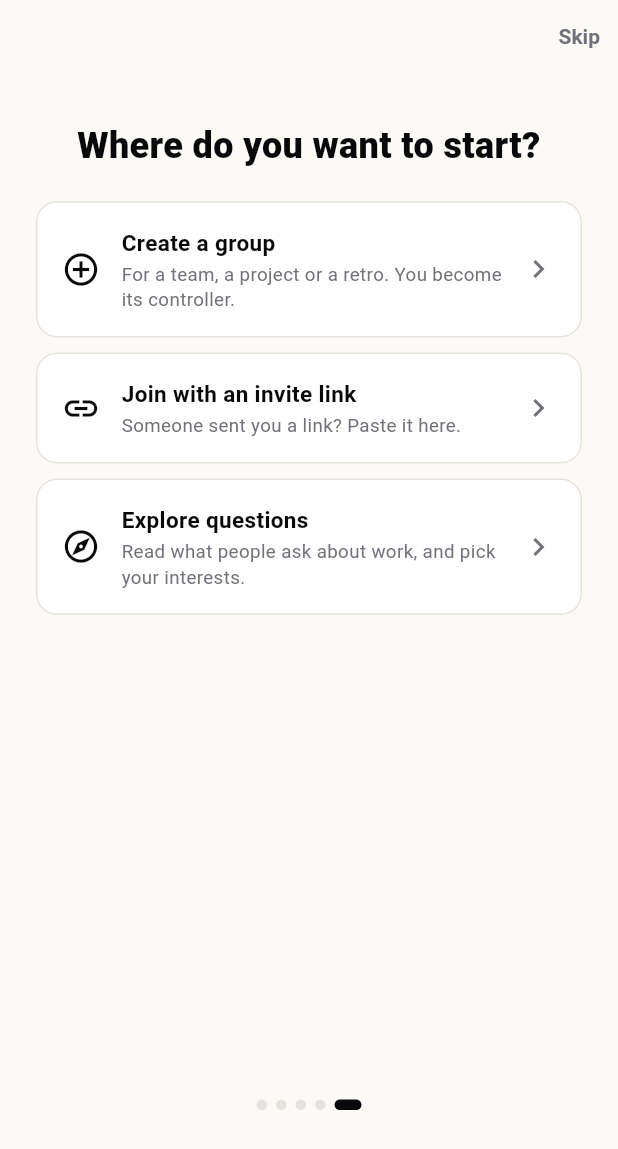
After one commit to Oscar-man-shrestha/Talk-It-Out, a Flutter app: the WelcomeScreen screen opened by its route, swiped to page 5, on a phone screen of 412 x 824 dp. The commit adds this screen. Shown: the top 1149 px of the screen. Run offline on Flutter 3.47's test engine with Material 3 defaults, Android fonts, the phone set to English and light mode, and no system bars; our stand-ins replace dio, flutter_riverpod, flutter_secure_storage, freezed_annotation, go_router, google_sign_in and 3 more; missing offline and left inert: dart:html, dart:js_interop, google_sign_in_web; accounts and stored records are empty.

Commit message:
Onboarding and empty states: welcome tour, helpful empty screens, join with a pasted link
- /welcome: shown once after creating an account (4 pages, then create,
  join with a link or explore); never for sign-ins; invite links win
- Shared EmptyState widget; Groups, Notifications and My messages explain
  themselves and offer next steps
- Paste an invite link or code to open the Join screen
- Fixed: the paste box disposed its text field while still closing

```diff
--- a/lib/features/auth/session_controller.dart
+++ b/lib/features/auth/session_controller.dart
@@ -54,6 +54,8 @@ class SessionNotifier extends AsyncNotifier<User?> {
     final session = await ref
         .read(authRepositoryProvider)
         .register(name: name, email: email, password: password);
+    // A brand-new account sees the welcome tour once (`/welcome`).
+    ref.read(justRegisteredProvider.notifier).mark(true);
     await _storeSession(session);
   }
 
@@ -133,3 +135,16 @@ class SessionNotifier extends AsyncNotifier<User?> {
 final sessionProvider = AsyncNotifierProvider<SessionNotifier, User?>(
   SessionNotifier.new,
 );
+
+/// True between creating an account and finishing (or skipping) the
+/// welcome tour. Kept in memory: people who sign in again never see it.
+class JustRegisteredNotifier extends Notifier<bool> {
+  @override
+  bool build() => false;
+
+  void mark(bool value) => state = value;
+}
+
+final justRegisteredProvider = NotifierProvider<JustRegisteredNotifier, bool>(
+  JustRegisteredNotifier.new,
+);
--- a/lib/features/groups/groups_screen.dart
+++ b/lib/features/groups/groups_screen.dart
@@ -13,6 +13,8 @@ import 'package:talk_it_out/features/groups/group_providers.dart';
 import 'package:talk_it_out/features/profile/profile_state.dart';
 import 'package:talk_it_out/core/ui/brand.dart';
 import 'package:talk_it_out/features/groups/group_chat_screen.dart';
+import 'package:talk_it_out/core/ui/empty_state.dart';
+import 'package:talk_it_out/features/invites/join_with_link.dart';
 
 const _border = Brand.border;
 const _ink = Brand.ink;
@@ -1011,11 +1013,41 @@ class _EmptyGroupsView extends StatelessWidget {
 
   @override
   Widget build(BuildContext context) {
-    return const Center(
-      child: Padding(
-        padding: EdgeInsets.all(24),
-        child: Text(AppStrings.groupsEmpty, textAlign: TextAlign.center),
-      ),
+    return EmptyState(
+      key: const ValueKey('groups-empty'),
+      icon: Icons.diversity_3_outlined,
+      title: 'Start your first safe space',
+      body: AppStrings.groupsEmpty,
+      points: const [
+        (
+          Icons.visibility_off_outlined,
+          'Members can write anonymously. Only the controller sees who sent it.',
+        ),
+        (Icons.auto_awesome, 'Every message is rewritten in a calm tone.'),
+        (
+          Icons.verified_user_outlined,
+          'The controller reviews each message before the group sees it.',
+        ),
+      ],
+      actions: [
+        EmptyAction(
+          'Create a group',
+          () => context.push('/groups/new'),
+          icon: Icons.add,
+          key: const ValueKey('groups-empty-create'),
+        ),
+        EmptyAction(
+          'Join with an invite link',
+          () => showJoinWithLinkDialog(context),
+          icon: Icons.link,
+          key: const ValueKey('groups-empty-join'),
+        ),
+        EmptyAction(
+          'Explore questions',
+          () => context.go('/feed'),
+          icon: Icons.explore_outlined,
+        ),
+      ],
     );
   }
 }
--- /dev/null
+++ b/lib/features/onboarding/welcome_screen.dart
@@ -0,0 +1,334 @@
+import 'package:flutter/material.dart';
+import 'package:flutter_riverpod/flutter_riverpod.dart';
+import 'package:go_router/go_router.dart';
+import 'package:talk_it_out/core/ui/brand.dart';
+import 'package:talk_it_out/features/auth/session_controller.dart';
+import 'package:talk_it_out/features/invites/join_with_link.dart';
+
+class _Page {
+  const _Page(this.icon, this.title, this.body);
+
+  final IconData icon;
+  final String title;
+  final String body;
+}
+
+// The anonymity wording must stay exact: the controller can see senders.
+const _pages = [
+  _Page(
+    Icons.visibility_off_outlined,
+    'Say what matters, safely',
+    'Send messages in a group with your name or anonymously. Anonymous messages '
+        'are hidden from the group but visible to the controller who reviews them.',
+  ),
+  _Page(
+    Icons.auto_awesome,
+    'Calm words, same point',
+    'Before anyone reads it, an AI rewrites your message in a calm tone. Preview '
+        'the wording first, and get a gentle hint while you type.',
+  ),
+  _Page(
+    Icons.verified_user_outlined,
+    'Nothing goes out unchecked',
+    "The group's controller sees your original next to the rewrite and decides "
+        'what is published. Other members never see your original words.',
+  ),
+  _Page(
+    Icons.forum_outlined,
+    'Ask the community',
+    'A public Q&A for work questions: pay, managers, burnout and more. Your name is '
+        'always shown there. For You learns what you care about.',
+  ),
+];
+
+/// The welcome tour, shown once to a brand-new account (`/welcome`).
+class WelcomeScreen extends ConsumerStatefulWidget {
+  const WelcomeScreen({super.key});
+
+  @override
+  ConsumerState<WelcomeScreen> createState() => _WelcomeScreenState();
+}
+
+class _WelcomeScreenState extends ConsumerState<WelcomeScreen> {
+  final _pager = PageController();
+  var _index = 0;
+
+  bool get _last => _index == _pages.length;
+
+  @override
+  void dispose() {
+    _pager.dispose();
+    super.dispose();
+  }
+
+  void _done(String to) {
+    ref.read(justRegisteredProvider.notifier).mark(false);
+    context.go(to);
+  }
+
+  void _next() => _pager.nextPage(
+    duration: const Duration(milliseconds: 260),
+    curve: Curves.easeOut,
+  );
+
+  @override
+  Widget build(BuildContext context) {
+    final name = ref.watch(sessionProvider).value?.name.split(' ').first ?? '';
+    return Scaffold(
+      backgroundColor: Brand.canvas,
+      body: SafeArea(
+        child: Center(
+          child: ConstrainedBox(
+            constraints: const BoxConstraints(maxWidth: 480),
+            child: Column(
+              children: [
+                Align(
+                  alignment: Alignment.centerRight,
+                  child: TextButton(
+                    key: const ValueKey('welcome-skip'),
+                    onPressed: () => _done('/groups'),
+                    child: const Text(
+                      'Skip',
+                      style: TextStyle(color: Brand.inkSoft),
+                    ),
+                  ),
+                ),
+                Expanded(
+                  child: PageView(
+                    controller: _pager,
+                    onPageChanged: (i) => setState(() => _index = i),
+                    children: [
+                      for (final (i, p) in _pages.indexed)
+                        _PageView(
+                          page: p,
+                          greeting: i == 0 && name.isNotEmpty
+                              ? 'Welcome, $name'
+                              : null,
+                        ),
+                      _StartView(
+                        onCreate: () => _done('/groups/new'),
+                        onJoin: () {
+                          ref.read(justRegisteredProvider.notifier).mark(false);
+                          showJoinWithLinkDialog(context);
+                        },
+                        onExplore: () => _done('/feed'),
+                      ),
+                    ],
+                  ),
+                ),
+                Row(
+                  mainAxisAlignment: MainAxisAlignment.center,
+                  children: [
+                    for (var i = 0; i <= _pages.length; i++)
+                      AnimatedContainer(
+                        duration: const Duration(milliseconds: 200),
+                        margin: const EdgeInsets.symmetric(horizontal: 3),
+                        width: i == _index ? 18 : 7,
+                        height: 7,
+                        decoration: BoxDecoration(
+                          color: i == _index ? Brand.ink : Brand.border,
+                          borderRadius: BorderRadius.circular(4),
+                        ),
+                      ),
+                  ],
+                ),
+                Padding(
+                  padding: const EdgeInsets.fromLTRB(24, 16, 24, 20),
+                  child: _last
+                      ? const SizedBox(height: 48)
+                      : FilledButton(
+                          key: const ValueKey('welcome-next'),
+                          onPressed: _next,
+                          style: FilledButton.styleFrom(
+                            backgroundColor: Brand.ink,
+                            minimumSize: const Size.fromHeight(48),
+                            shape: RoundedRectangleBorder(
+                              borderRadius: BorderRadius.circular(12),
+                            ),
+                          ),
+                          child: Text(
+                            _index == _pages.length - 1
+                                ? 'Get started'
+                                : 'Next',
+                          ),
+                        ),
+                ),
+              ],
+            ),
+          ),
+        ),
+      ),
+    );
+  }
+}
+
+class _PageView extends StatelessWidget {
+  const _PageView({required this.page, this.greeting});
+
+  final _Page page;
+  final String? greeting;
+
+  @override
+  Widget build(BuildContext context) {
+    return SingleChildScrollView(
+      padding: const EdgeInsets.symmetric(horizontal: 28, vertical: 24),
+      child: Column(
+        children: [
+          const SizedBox(height: 24),
+          Container(
+            width: 112,
+            height: 112,
+            decoration: const BoxDecoration(
+              color: Brand.ink,
+              shape: BoxShape.circle,
+            ),
+            child: Icon(page.icon, size: 50, color: Colors.white),
+          ),
+          const SizedBox(height: 28),
+          if (greeting != null) ...[
+            Text(
+              greeting!,
+              style: const TextStyle(fontSize: 15, color: Brand.inkSoft),
+            ),
+            const SizedBox(height: 6),
+          ],
+          Text(
+            page.title,
+            textAlign: TextAlign.center,
+            style: const TextStyle(
+              fontSize: 26,
+              fontWeight: FontWeight.w800,
+              height: 1.15,
+              color: Brand.ink,
+            ),
+          ),
+          const SizedBox(height: 12),
+          Text(
+            page.body,
+            textAlign: TextAlign.center,
+            style: const TextStyle(
+              fontSize: 15.5,
+              height: 1.5,
+              color: Brand.inkSoft,
+            ),
+          ),
+        ],
+      ),
+    );
+  }
+}
+
+class _StartView extends StatelessWidget {
+  const _StartView({
+    required this.onCreate,
+    required this.onJoin,
+    required this.onExplore,
+  });
+
+  final VoidCallback onCreate;
+  final VoidCallback onJoin;
+  final VoidCallback onExplore;
+
+  @override
+  Widget build(BuildContext context) {
+    Widget option(
+      Key key,
+      IconData icon,
+      String title,
+      String body,
+      VoidCallback onTap,
+    ) {
+      return Padding(
+        padding: const EdgeInsets.only(bottom: 10),
+        child: Material(
+          color: Colors.white,
+          borderRadius: BorderRadius.circular(14),
+          child: InkWell(
+            key: key,
+            onTap: onTap,
+            borderRadius: BorderRadius.circular(14),
+            child: Container(
+              padding: const EdgeInsets.all(16),
+              decoration: BoxDecoration(
+                borderRadius: BorderRadius.circular(14),
+                border: Border.all(color: Brand.border),
+              ),
+              child: Row(
+                children: [
+                  Icon(icon, size: 26, color: Brand.ink),
+                  const SizedBox(width: 14),
+                  Expanded(
+                    child: Column(
+                      crossAxisAlignment: CrossAxisAlignment.start,
+                      children: [
+                        Text(
+                          title,
+                          style: const TextStyle(
+                            fontSize: 15,
+                            fontWeight: FontWeight.w700,
+                            color: Brand.ink,
+                          ),
+                        ),
+                        const SizedBox(height: 2),
+                        Text(
+                          body,
+                          style: const TextStyle(
+                            fontSize: 12.5,
+                            height: 1.35,
+                            color: Brand.inkSoft,
+                          ),
+                        ),
+                      ],
+                    ),
+                  ),
+                  const Icon(Icons.chevron_right, color: Brand.inkSoft),
+                ],
+              ),
+            ),
+          ),
+        ),
+      );
+    }
+
+    return SingleChildScrollView(
+      padding: const EdgeInsets.symmetric(horizontal: 24, vertical: 24),
+      child: Column(
+        crossAxisAlignment: CrossAxisAlignment.stretch,
+        children: [
+          const SizedBox(height: 8),
+          const Text(
+            'Where do you want to start?',
+            textAlign: TextAlign.center,
+            style: TextStyle(
+              fontSize: 24,
+              fontWeight: FontWeight.w800,
+              color: Brand.ink,
+            ),
+          ),
+          const SizedBox(height: 20),
+          option(
+            const ValueKey('welcome-create'),
+            Icons.add_circle_outline,
+            'Create a group',
+            'For a team, a project or a retro. You become its controller.',
+            onCreate,
+          ),
+          option(
+            const ValueKey('welcome-join'),
+            Icons.link,
+            'Join with an invite link',
+            'Someone sent you a link? Paste it here.',
+            onJoin,
+          ),
+          option(
+            const ValueKey('welcome-explore'),
+            Icons.explore_outlined,
+            'Explore questions',
+            'Read what people ask about work, and pick your interests.',
+            onExplore,
+          ),
+        ],
+      ),
+    );
+  }
+}
```
Also changed, not shown: lib/app/router.dart (+11 -1 lines), lib/core/ui/empty_state.dart (added, +168 -0 lines), lib/features/groups/my_messages_screen.dart (+17 -1 lines), lib/features/invites/join_with_link.dart (added, +95 -0 lines), lib/features/notifications/notifications_screen.dart (+19 -6 lines), 3 other files.
